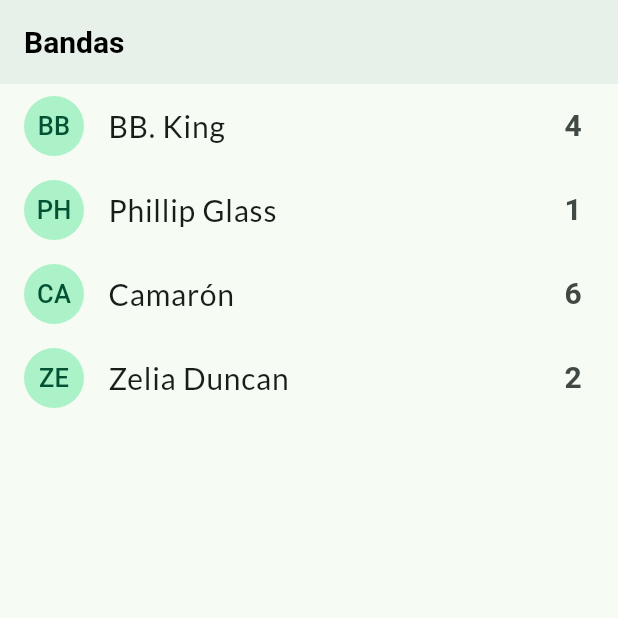
After one commit to Kaue-oliveira-hub/FlutterAPP-1, a Flutter app: the BandsScreen screen opened by its route, on a phone screen of 412 x 824 dp, the top half of it. The commit adds this screen. Run offline on Flutter 3.47's test engine with Material 3 defaults, Android fonts, the phone set to English and light mode, and no system bars; our stand-ins replace animate_do, go_router, google_fonts, video_player; Roboto replaces fonts that are missing (CuppertinoSystemText).

Commit message:
datos locales: Bandas

```diff
--- a/lib/config/config.dart
+++ b/lib/config/config.dart
@@ -5,3 +5,4 @@
 export './entities/video_post.dart';
 export './data/local_video_post.dart';
 export './helpers/intelligibilis_forma.dart';
+export './entities/bands.dart';
--- /dev/null
+++ b/lib/config/entities/bands.dart
@@ -0,0 +1,20 @@
+
+
+class Band {
+  String id;
+  String name;
+  int numerusVotum;
+
+  Band({
+required this.id,
+required this.name,
+required this.numerusVotum,
+  });
+
+factory Band.fromMap(Map<String, dynamic> obj) => Band(
+   id: obj['id'],
+   name: obj['name'],
+   numerusVotum: obj['numerusVotum']
+);
+
+}
--- a/lib/config/router/app_router.dart
+++ b/lib/config/router/app_router.dart
@@ -18,5 +18,10 @@
   path: '/videos',
   builder:(context, state) => const VideoScreen(),
   ),
+
+     GoRoute(
+  path: '/bands',
+  builder:(context, state) => const BandsScreen(),
+  ),
   ]
   );
--- /dev/null
+++ b/lib/presentation/screens/bands/bands_screen.dart
@@ -0,0 +1,49 @@
+import  'package:flutter/material.dart';
+import 'package:flutter_app1master/config/config.dart';
+class BandsScreen extends StatefulWidget{
+  const BandsScreen({super.key});
+
+  @override
+  State<BandsScreen> createState() => _BandsScreenState();
+}
+
+class _BandsScreenState extends State<BandsScreen> {
+
+List<Band> bands =[
+  Band(id: '1', name: 'BB. King', numerusVotum: 4),
+  Band(id: '2', name: 'Phillip Glass', numerusVotum: 1),
+  Band(id: '3', name: 'Camarón', numerusVotum: 6),
+  Band(id: '4', name: 'Zelia Duncan', numerusVotum: 2),
+
+];
+
+  @override
+  Widget build(BuildContext context) {
+    return Scaffold(
+      appBar: AppBar(
+        title: const Text('Bandas'),
+      ),
+      body: ListView.builder(
+        itemCount: bands.length,
+        itemBuilder: (context, i) =>_bandTile(bands[i])
+
+      ),
+    );
+  }
+
+  ListTile _bandTile(Band band) {
+    return ListTile(
+          leading:CircleAvatar(
+            child: Text(
+              band.name.substring(0,2).toUpperCase(),
+              style: TextStyle(fontFamily: "CuppertinoSystemText", fontSize: 17),
+            ),
+          ),
+          title: Text(band.name),
+          trailing:Text('${band.numerusVotum}', style: const TextStyle(fontFamily: "CuppertinoSystemText", fontSize: 20, fontWeight: FontWeight.bold),
+),
+
+
+          );
+  }
+}
--- a/lib/presentation/screens/screens.dart
+++ b/lib/presentation/screens/screens.dart
@@ -1,3 +1,4 @@
 export './domus/domus_screen.dart';
 export './videos/video_screen.dart';
 export'./numerator/numerator_screen.dart';
+export './bands/bands_screen.dart';
--- a/lib/presentation/screens/videos/video_screen.dart
+++ b/lib/presentation/screens/videos/video_screen.dart
@@ -42,7 +42,7 @@
       backgroundColor: Colors.black,
       extendBodyBehindAppBar: true,
       appBar: AppBar(
-        title: Text('Videos Screen'),
+        title: Text('Videos'),
         backgroundColor: Colors.transparent,
         iconTheme: IconThemeData(color: Colors.white),
       ),
```
